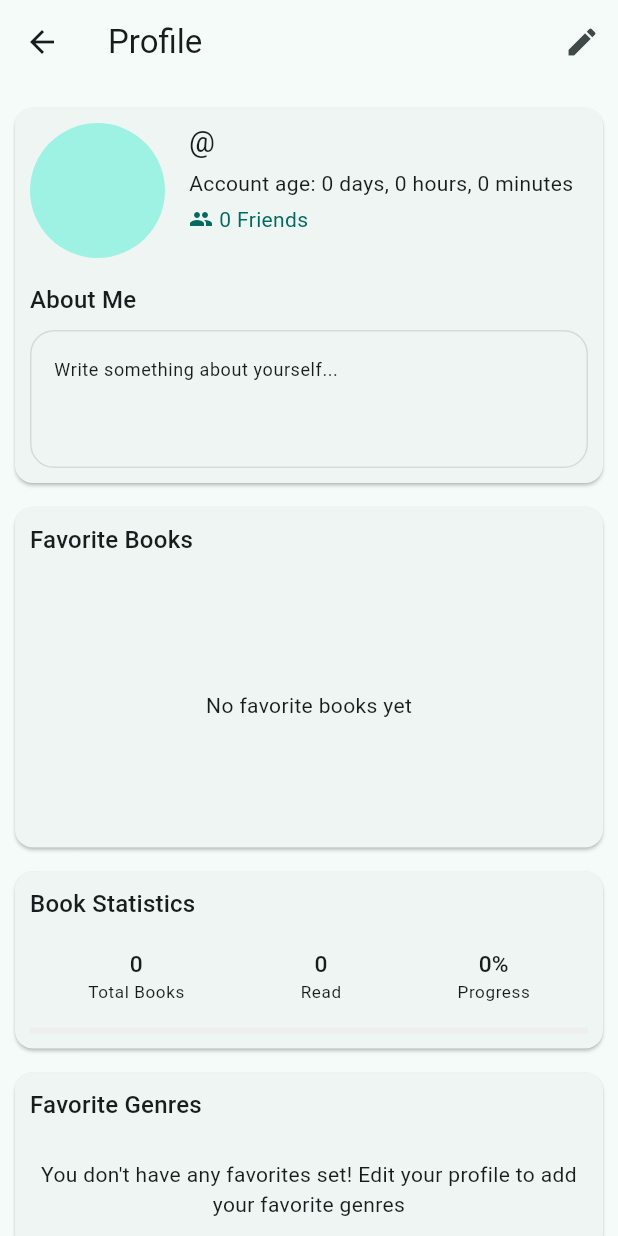
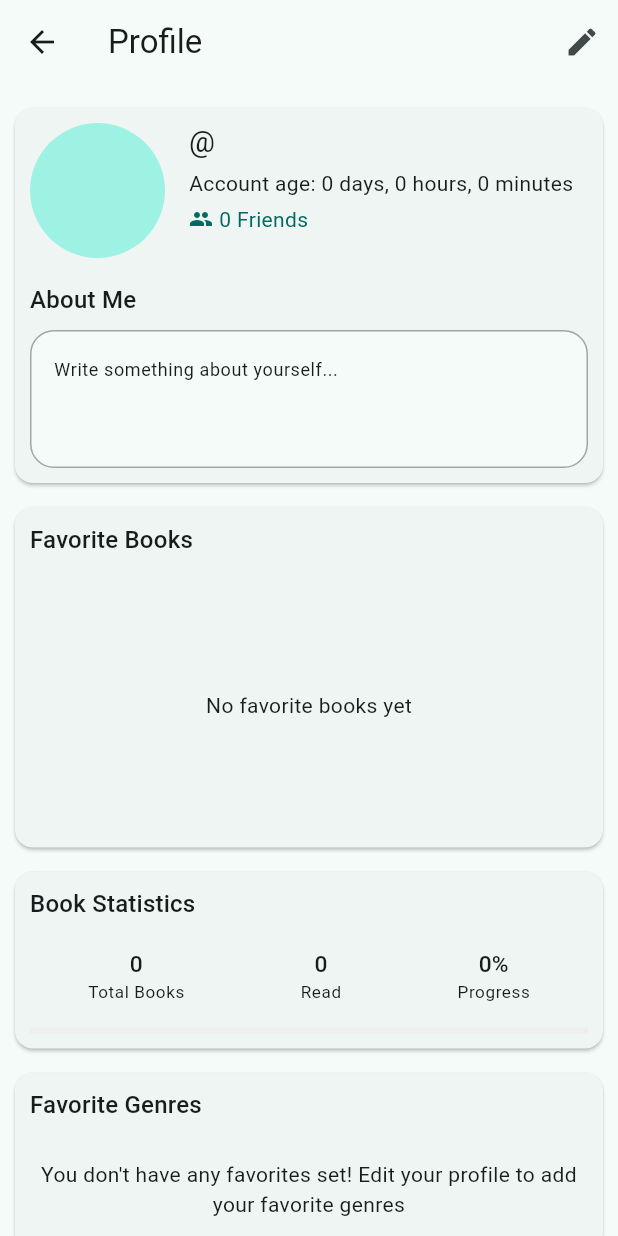
Before and after one commit to art-was-here/mybooknook, a Flutter app: the ProfileScreen screen opened by its route, on a phone screen of 412 x 824 dp. Run offline on Flutter 3.47's test engine with Material 3 defaults, Android fonts, the phone set to English and light mode, and no system bars; our stand-ins replace app_links, cloud_firestore, dio, firebase_auth, firebase_core, firebase_messaging and 11 more; missing offline and left inert: barcode_scan2, google_mlkit_text_recognition, googleapis; accounts and stored records are empty; network calls fail.

Commit message:
updated bio box styling

```diff
--- a/lib/screens/profile_screen.dart
+++ b/lib/screens/profile_screen.dart
@@ -915,6 +915,8 @@ class _ProfileScreenState extends State<ProfileScreen> {
                           border: OutlineInputBorder(
                             borderRadius: BorderRadius.circular(16),
                           ),
+                          filled: true,
+                          fillColor: Theme.of(context).scaffoldBackgroundColor,
                         ),
                       ),
                       const SizedBox(height: 5),
```
